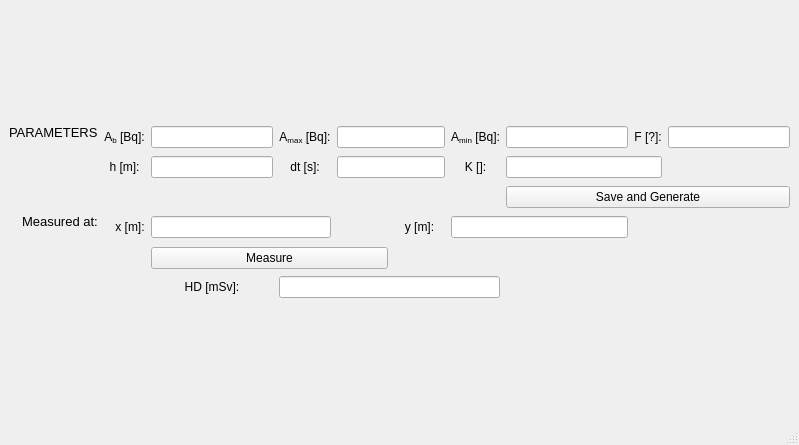
The window that working_apps/detector_simulation/MainWindow.ui (urhtrinko/DroneRadioactivity_student_job) describes before a commit, drawn with Qt 5.
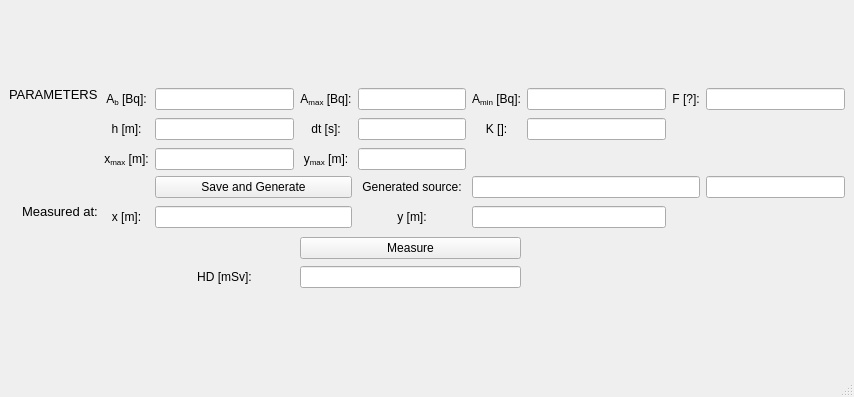
The same window after the commit.

Commit message: GUI detector and source location development

What changed in the file:
```diff
--- a/working_apps/detector_simulation/MainWindow.ui
+++ b/working_apps/detector_simulation/MainWindow.ui
@@ -6,8 +6,8 @@
    <rect>
     <x>0</x>
     <y>0</y>
-    <width>799</width>
-    <height>445</height>
+    <width>854</width>
+    <height>397</height>
    </rect>
   </property>
   <property name="windowTitle">
@@ -15,18 +15,15 @@
   </property>
   <widget class="QWidget" name="centralwidget">
    <layout class="QGridLayout" name="gridLayout_2">
-    <item row="0" column="0">
+    <item row="1" column="0">
      <layout class="QGridLayout" name="gridLayout">
-      <item row="0" column="0" rowspan="2" colspan="2">
-       <widget class="QLabel" name="labelPARS">
+      <item row="0" column="2" colspan="2">
+       <widget class="QLabel" name="label_Ab">
         <property name="text">
-         <string>&lt;html&gt;&lt;head/&gt;&lt;body&gt;&lt;p&gt;&lt;span style=&quot; font-size:10pt;&quot;&gt;PARAMETERS&lt;/span&gt;&lt;/p&gt;&lt;p&gt;&lt;br/&gt;&lt;/p&gt;&lt;/body&gt;&lt;/html&gt;</string>
+         <string>&lt;html&gt;&lt;head/&gt;&lt;body&gt;&lt;p align=&quot;center&quot;&gt;A&lt;span style=&quot; vertical-align:sub;&quot;&gt;b&lt;/span&gt; [Bq]:&lt;/p&gt;&lt;/body&gt;&lt;/html&gt;</string>
         </property>
        </widget>
       </item>
-      <item row="0" column="4">
-       <widget class="QLineEdit" name="lineEdit_Ab"/>
-      </item>
       <item row="0" column="5">
        <widget class="QLabel" name="label_Amax">
         <property name="text">
@@ -34,33 +31,29 @@
         </property>
        </widget>
       </item>
+      <item row="0" column="4">
+       <widget class="QLineEdit" name="lineEdit_Ab"/>
+      </item>
+      <item row="0" column="0" rowspan="2" colspan="2">
+       <widget class="QLabel" name="labelPARS">
+        <property name="text">
+         <string>&lt;html&gt;&lt;head/&gt;&lt;body&gt;&lt;p&gt;&lt;span style=&quot; font-size:10pt;&quot;&gt;PARAMETERS&lt;/span&gt;&lt;/p&gt;&lt;p&gt;&lt;br/&gt;&lt;/p&gt;&lt;/body&gt;&lt;/html&gt;</string>
+        </property>
+       </widget>
+      </item>
       <item row="0" column="9">
        <widget class="QLineEdit" name="lineEdit_Amin"/>
       </item>
-      <item row="0" column="2" colspan="2">
-       <widget class="QLabel" name="label_Ab">
-        <property name="text">
-         <string>&lt;html&gt;&lt;head/&gt;&lt;body&gt;&lt;p align=&quot;center&quot;&gt;A&lt;span style=&quot; vertical-align:sub;&quot;&gt;b&lt;/span&gt; [Bq]:&lt;/p&gt;&lt;/body&gt;&lt;/html&gt;</string>
-        </property>
-       </widget>
+      <item row="2" column="4">
+       <widget class="QLineEdit" name="lineEdit_xmax"/>
       </item>
-      <item row="0" column="10">
-       <widget class="QLabel" name="label_F">
+      <item row="2" column="2" colspan="2">
+       <widget class="QLabel" name="label_xmax">
         <property name="text">
-         <string>&lt;html&gt;&lt;head/&gt;&lt;body&gt;&lt;p align=&quot;center&quot;&gt;F [?]:&lt;/p&gt;&lt;/body&gt;&lt;/html&gt;</string>
+         <string>&lt;html&gt;&lt;head/&gt;&lt;body&gt;&lt;p align=&quot;center&quot;&gt;x&lt;span style=&quot; vertical-align:sub;&quot;&gt;max&lt;/span&gt; [m]:&lt;/p&gt;&lt;/body&gt;&lt;/html&gt;</string>
         </property>
        </widget>
       </item>
-      <item row="0" column="8">
-       <widget class="QLabel" name="label_Amin">
-        <property name="text">
-         <string>&lt;html&gt;&lt;head/&gt;&lt;body&gt;&lt;p align=&quot;center&quot;&gt;A&lt;span style=&quot; vertical-align:sub;&quot;&gt;min&lt;/span&gt; [Bq]:&lt;/p&gt;&lt;/body&gt;&lt;/html&gt;</string>
-        </property>
-       </widget>
-      </item>
-      <item row="0" column="11">
-       <widget class="QLineEdit" name="lineEdit_F"/>
-      </item>
       <item row="1" column="2" colspan="2">
        <widget class="QLabel" name="label_h">
         <property name="text">
@@ -68,12 +61,22 @@
         </property>
        </widget>
       </item>
-      <item row="1" column="4">
-       <widget class="QLineEdit" name="lineEdit_h"/>
-      </item>
       <item row="1" column="6" colspan="2">
        <widget class="QLineEdit" name="lineEdit_dt"/>
       </item>
+      <item row="0" column="11">
+       <widget class="QLineEdit" name="lineEdit_F"/>
+      </item>
+      <item row="0" column="10">
+       <widget class="QLabel" name="label_F">
+        <property name="text">
+         <string>&lt;html&gt;&lt;head/&gt;&lt;body&gt;&lt;p align=&quot;center&quot;&gt;F [?]:&lt;/p&gt;&lt;/body&gt;&lt;/html&gt;</string>
+        </property>
+       </widget>
+      </item>
+      <item row="1" column="4">
+       <widget class="QLineEdit" name="lineEdit_h"/>
+      </item>
       <item row="1" column="8">
        <widget class="QLabel" name="label_K">
         <property name="text">
@@ -81,7 +84,14 @@
         </property>
        </widget>
       </item>
-      <item row="3" column="1" rowspan="2">
+      <item row="0" column="8">
+       <widget class="QLabel" name="label_Amin">
+        <property name="text">
+         <string>&lt;html&gt;&lt;head/&gt;&lt;body&gt;&lt;p align=&quot;center&quot;&gt;A&lt;span style=&quot; vertical-align:sub;&quot;&gt;min&lt;/span&gt; [Bq]:&lt;/p&gt;&lt;/body&gt;&lt;/html&gt;</string>
+        </property>
+       </widget>
+      </item>
+      <item row="4" column="1" rowspan="2">
        <widget class="QLabel" name="labelMeasre">
         <property name="text">
          <string>&lt;html&gt;&lt;head/&gt;&lt;body&gt;&lt;p&gt;&lt;span style=&quot; font-size:10pt;&quot;&gt;Measured at:&lt;/span&gt;&lt;/p&gt;&lt;p&gt;&lt;span style=&quot; font-size:10pt;&quot;&gt;&lt;br/&gt;&lt;/span&gt;&lt;/p&gt;&lt;/body&gt;&lt;/html&gt;</string>
@@ -91,12 +101,8 @@
       <item row="0" column="6" colspan="2">
        <widget class="QLineEdit" name="lineEdit_Amax"/>
       </item>
-      <item row="3" column="3">
-       <widget class="QLabel" name="label_x">
-        <property name="text">
-         <string>&lt;html&gt;&lt;head/&gt;&lt;body&gt;&lt;p align=&quot;center&quot;&gt;x [m]:&lt;/p&gt;&lt;/body&gt;&lt;/html&gt;</string>
-        </property>
-       </widget>
+      <item row="4" column="8" colspan="2">
+       <widget class="QLineEdit" name="lineEdit_y"/>
       </item>
       <item row="1" column="5">
        <widget class="QLabel" name="label_dt">
@@ -105,46 +111,73 @@
         </property>
        </widget>
       </item>
-      <item row="1" column="9" colspan="2">
-       <widget class="QLineEdit" name="lineEdit_K"/>
+      <item row="6" column="4">
+       <widget class="QLabel" name="label_HD">
+        <property name="text">
+         <string>&lt;html&gt;&lt;head/&gt;&lt;body&gt;&lt;p align=&quot;center&quot;&gt;HD [mSv]:&lt;/p&gt;&lt;/body&gt;&lt;/html&gt;</string>
+        </property>
+       </widget>
       </item>
-      <item row="3" column="7">
+      <item row="4" column="4" colspan="2">
+       <widget class="QLineEdit" name="lineEdit_x"/>
+      </item>
+      <item row="6" column="5" colspan="4">
+       <widget class="QLineEdit" name="lineEdit_HD"/>
+      </item>
+      <item row="4" column="6" colspan="2">
        <widget class="QLabel" name="label_y">
         <property name="text">
          <string>&lt;html&gt;&lt;head/&gt;&lt;body&gt;&lt;p align=&quot;center&quot;&gt;y [m]:&lt;/p&gt;&lt;/body&gt;&lt;/html&gt;</string>
         </property>
        </widget>
       </item>
-      <item row="3" column="8" colspan="2">
-       <widget class="QLineEdit" name="lineEdit_y"/>
+      <item row="2" column="5">
+       <widget class="QLabel" name="label_x_2">
+        <property name="text">
+         <string>&lt;html&gt;&lt;head/&gt;&lt;body&gt;&lt;p align=&quot;center&quot;&gt;y&lt;span style=&quot; vertical-align:sub;&quot;&gt;max&lt;/span&gt; [m]:&lt;/p&gt;&lt;/body&gt;&lt;/html&gt;</string>
+        </property>
+       </widget>
+      </item>
+      <item row="2" column="6" colspan="2">
+       <widget class="QLineEdit" name="lineEdit_ymax"/>
       </item>
       <item row="5" column="5" colspan="4">
-       <widget class="QLineEdit" name="lineEdit_HD"/>
-      </item>
-      <item row="4" column="4" colspan="3">
        <widget class="QPushButton" name="btnMeasure">
         <property name="text">
          <string>Measure</string>
         </property>
        </widget>
       </item>
+      <item row="4" column="2" colspan="2">
+       <widget class="QLabel" name="label_x">
+        <property name="text">
+         <string>&lt;html&gt;&lt;head/&gt;&lt;body&gt;&lt;p align=&quot;center&quot;&gt;x [m]:&lt;/p&gt;&lt;/body&gt;&lt;/html&gt;</string>
+        </property>
+       </widget>
+      </item>
       <item row="3" column="4" colspan="2">
-       <widget class="QLineEdit" name="lineEdit_x"/>
-      </item>
-      <item row="5" column="4">
-       <widget class="QLabel" name="label_HD">
-        <property name="text">
-         <string>&lt;html&gt;&lt;head/&gt;&lt;body&gt;&lt;p align=&quot;center&quot;&gt;HD [mSv]:&lt;/p&gt;&lt;/body&gt;&lt;/html&gt;</string>
-        </property>
-       </widget>
-      </item>
-      <item row="2" column="9" colspan="3">
        <widget class="QPushButton" name="btnSaveGenerate">
         <property name="text">
          <string>Save and Generate</string>
         </property>
        </widget>
       </item>
+      <item row="3" column="11">
+       <widget class="QLineEdit" name="lineEdit_genSourceA0"/>
+      </item>
+      <item row="3" column="6" colspan="2">
+       <widget class="QLabel" name="label_GenSource">
+        <property name="text">
+         <string>&lt;html&gt;&lt;head/&gt;&lt;body&gt;&lt;p align=&quot;center&quot;&gt;Generated source:&lt;/p&gt;&lt;/body&gt;&lt;/html&gt;</string>
+        </property>
+       </widget>
+      </item>
+      <item row="3" column="8" colspan="3">
+       <widget class="QLineEdit" name="lineEdit_genSourceXY"/>
+      </item>
+      <item row="1" column="9">
+       <widget class="QLineEdit" name="lineEdit_K"/>
+      </item>
      </layout>
     </item>
    </layout>
@@ -154,7 +187,7 @@
     <rect>
      <x>0</x>
      <y>0</y>
-     <width>799</width>
+     <width>854</width>
      <height>31</height>
     </rect>
    </property>
```
The commit also changes 12 other files.
